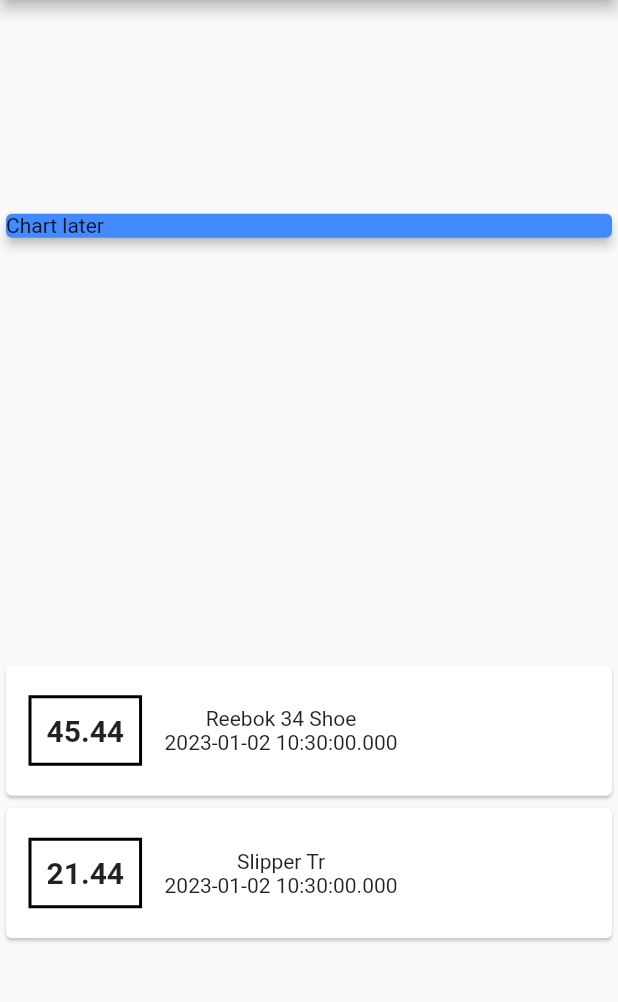
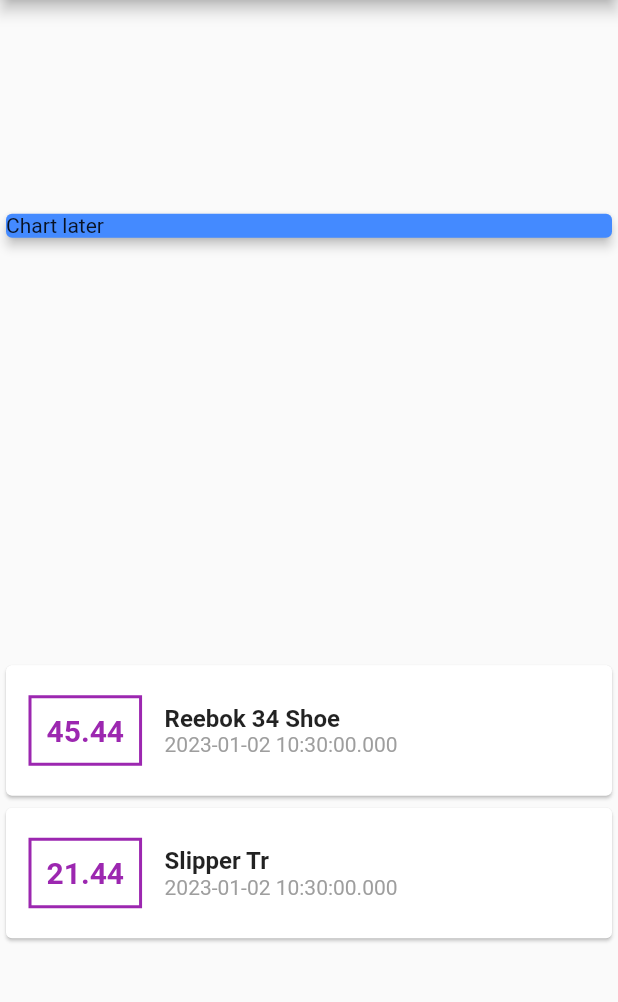
Before and after one commit to av1v3k/learn_flutter, a Flutter app: the screen it shows after launch, on a phone screen of 412 x 824 dp, the part 84-1086 px from its top. Run offline on Flutter 3.47's test engine with Material 2 defaults, Android fonts, the phone set to English and light mode, and no system bars.

Commit message:
some more styling

```diff
--- a/expense_app/lib/main.dart
+++ b/expense_app/lib/main.dart
@@ -55,17 +55,29 @@
                               vertical: 20, horizontal: 15),
                           decoration: BoxDecoration(
                               border:
-                                  Border.all(width: 2, color: Colors.black)),
+                                  Border.all(width: 2, color: Colors.purple)),
                           padding: const EdgeInsets.all(10),
                           child: Text(
                             tx.amount.toString(),
-                            style: const TextStyle(fontWeight: FontWeight.bold, fontSize: 20),
+                            style: const TextStyle(
+                                fontWeight: FontWeight.bold,
+                                fontSize: 20,
+                                color: Colors.purple),
                           ),
                         ),
                         Column(
+                          crossAxisAlignment: CrossAxisAlignment.start,
                           children: <Widget>[
-                            Text(tx.title),
-                            Text(tx.date.toString())
+                            Text(
+                              tx.title,
+                              style: const TextStyle(
+                                  fontWeight: FontWeight.bold, fontSize: 16),
+                            ),
+                            Text(
+                              tx.date.toString(),
+                              style: const TextStyle(
+                                  color: Colors.grey),
+                            )
                           ],
                         )
                       ],
```
